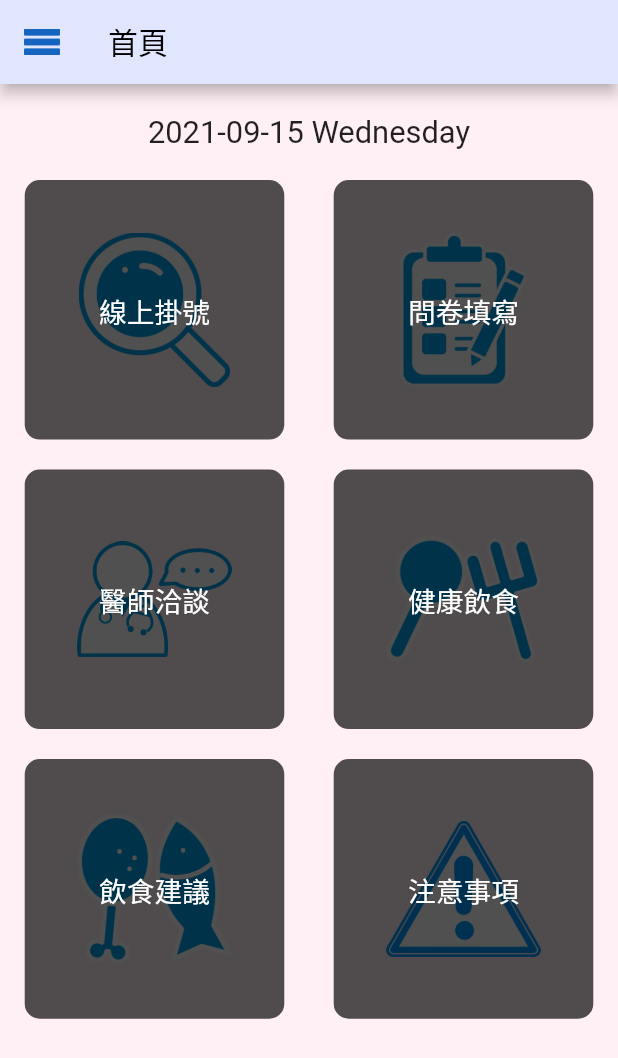
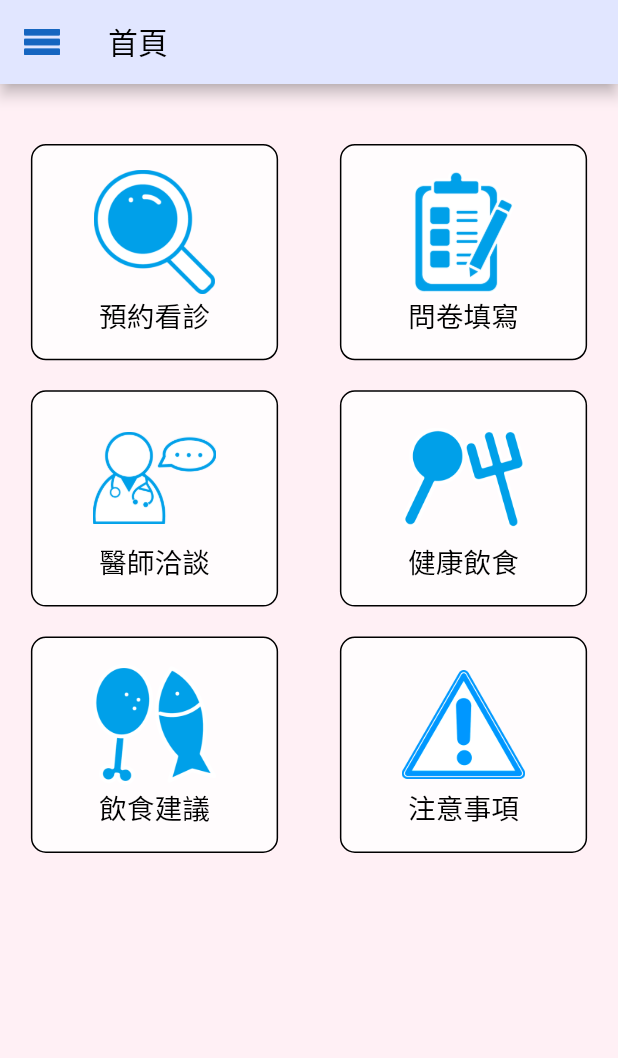
Before and after one commit to JamesLiu26/risk, a Flutter app: the Home screen opened directly, on a phone screen of 412 x 824 dp. Shown: the top 1058 px of the screen. Run offline on Flutter 3.47's test engine with Material 2 defaults, Android fonts, the phone set to English and light mode, and no system bars; our stand-ins replace charts_flutter; missing offline and left inert: tflite_flutter.

Commit message:
2021/09/15 注意事項新增

```diff
--- a/lib/BottomNavigationBar/Home/questionnaire.dart
+++ b/lib/BottomNavigationBar/Home/questionnaire.dart
@@ -1,5 +1,6 @@
 import 'package:flutter/material.dart';
 import '/appBar.dart';
+import 'package:tflite_flutter/tflite_flutter.dart';
 
 void main() {
   runApp(MaterialApp(
@@ -8,7 +9,40 @@ void main() {
   ));
 }
 
-class Question extends StatelessWidget {
+/*
+// 下載模型並取得模型大小
+  loadModel() async {
+    interpreter = await Interpreter.fromAsset("model.tflite");
+    print("Successfully!");
+    interpreter.allocateTensors();
+    print(interpreter.getInputTensors());
+    print(interpreter.getOutputTensors());
+  }
+
+  // 預測結果
+  void predict() {
+    //                        BMI 譜系功能 年齡
+    input = [
+      [0.0, 0.0, 0.0, 0.0, 0.0, bmi, dpf, age]
+    ];
+    print("$bmi  $dpf  $age");
+    // 讓model去跑input
+    interpreter.run(input, output);
+    print(output);
+  }
+
+  @override
+  void initState() {
+    super.initState();
+    loadModel();
+  }
+ */
+class Question extends StatefulWidget {
+  @override
+  _QuestionState createState() => _QuestionState();
+}
+
+class _QuestionState extends State<Question> {
   Text textStyle(
     text,
     double size, [
--- a/lib/BottomNavigationBar/home.dart
+++ b/lib/BottomNavigationBar/home.dart
@@ -1,6 +1,8 @@
 import 'package:flutter/material.dart';
-import 'package:intl/intl.dart';
+
+import 'Home/advice.dart';
 import 'Home/questionnaire.dart';
+import 'Home/notice.dart';
 
 import '../appBar.dart';
 import '../menu.dart';
@@ -19,10 +21,8 @@ class Home extends StatefulWidget {
 }
 
 class HomeState extends State<Home> {
-  String dateNow = DateFormat("yyyy-MM-dd EEEE").format(DateTime.now());
   @override
   Widget build(BuildContext context) {
-    double size = MediaQuery.of(context).size.width;
     return Scaffold(
         drawer: menu(context),
         appBar: appBar("首頁", menuButton()),
@@ -33,14 +33,13 @@ class HomeState extends State<Home> {
 
             // -----------------------
 
-            Text(dateNow, style: TextStyle(fontSize: size * 0.05)),
             SizedBox(height: 20),
 
             // -----------------------
 
             Row(mainAxisAlignment: MainAxisAlignment.spaceAround, children: [
-              homeRoute("線上掛號", "images/放大.png", Text("")),
-              homeRoute("問卷填寫", "images/問卷.png", Question()),
+              homeRoute("預約看診", "images/放大.png", Text("")),
+              homeRoute("問卷填寫", "images/問卷.png", Question())
             ]),
             SizedBox(height: 20),
 
@@ -48,15 +47,15 @@ class HomeState extends State<Home> {
 
             Row(mainAxisAlignment: MainAxisAlignment.spaceAround, children: [
               homeRoute("醫師洽談", "images/醫師談.png", Text("")),
-              homeRoute("健康飲食", "images/餐具.png", Text("")),
+              homeRoute("健康飲食", "images/餐具.png", Text(""))
             ]),
 
             // -----------------------
 
             SizedBox(height: 20),
             Row(mainAxisAlignment: MainAxisAlignment.spaceAround, children: [
-              homeRoute("飲食建議", "images/食物.png", Text("")),
-              homeRoute("注意事項", "images/注意.png", Text("")),
+              homeRoute("飲食建議", "images/食物.png", Advice()),
+              homeRoute("注意事項", "images/注意.png", Notice())
             ]),
           ]),
         ));
@@ -66,15 +65,18 @@ class HomeState extends State<Home> {
     double size = MediaQuery.of(context).size.width;
     return GestureDetector(
       child: Stack(alignment: AlignmentDirectional.center, children: [
-        Image.asset(imageAsset, height: size * 0.25, width: size * 0.25),
         Container(
-            height: size * 0.42,
-            width: size * 0.42,
+            height: size * 0.35,
+            width: size * 0.4,
             decoration: BoxDecoration(
-                color: Color(0xAF000000),
-                borderRadius: BorderRadius.circular(10))),
-        Text(text,
-            style: TextStyle(color: Colors.white, fontSize: size * 0.045))
+                color: Color(0xCFFFFFFF),
+                borderRadius: BorderRadius.circular(10),
+                border: Border.all(color: Colors.black))),
+        Column(children: [
+          Image.asset(imageAsset, height: size * 0.2, width: size * 0.2),
+          Text(text,
+              style: TextStyle(color: Colors.black, fontSize: size * 0.045))
+        ])
       ]),
       onTap: () {
         Navigator.push(context, MaterialPageRoute(builder: (context) => route));
--- a/lib/login.dart
+++ b/lib/login.dart
@@ -1,5 +1,5 @@
 import 'package:flutter/material.dart';
-import './personal_questionnaire.dart';
+import './change.dart';
 import './appBar.dart';
 import './main.dart';
 
@@ -135,8 +135,8 @@ class _LoginState extends State<Login> {
                 showErrorPassword();
               });
               if (errorPhone == null && errorPassword == null) {
-                Navigator.push(context,
-                    MaterialPageRoute(builder: (context) => PerQuest()));
+                Navigator.push(
+                    context, MaterialPageRoute(builder: (context) => Change()));
               }
             },
             child: Text("登入",
--- a/lib/signup.dart
+++ b/lib/signup.dart
@@ -1,5 +1,5 @@
 import 'package:flutter/material.dart';
-import './login.dart';
+import './personal_questionnaire.dart';
 import './appBar.dart';
 
 void main() {
@@ -158,7 +158,7 @@ class _SignUpState extends State<SignUp> {
                     errorPhone == null &&
                     errorPassword == null) {
                   Navigator.push(context,
-                      MaterialPageRoute(builder: (context) => Login()));
+                      MaterialPageRoute(builder: (context) => PerQuest()));
                 }
               },
               child: Text("註冊",
--- a/pubspec.yaml
+++ b/pubspec.yaml
@@ -31,7 +31,6 @@ dependencies:
   # The following adds the Cupertino Icons font to your application.
   # Use with the CupertinoIcons class for iOS style icons.
   cupertino_icons: ^1.0.2
-  intl: ^0.17.0
   url_launcher: ^6.0.9
   charts_flutter: ^0.11.0
   flutter_local_notifications: ^8.1.1+2
```
Also changed, not shown: lib/BottomNavigationBar/Home/advice.dart (added, +17 -0 lines), lib/BottomNavigationBar/Home/notice.dart (added, +81 -0 lines), lib/personal_questionnaire.dart (+2 -40 lines), pubspec.lock.
